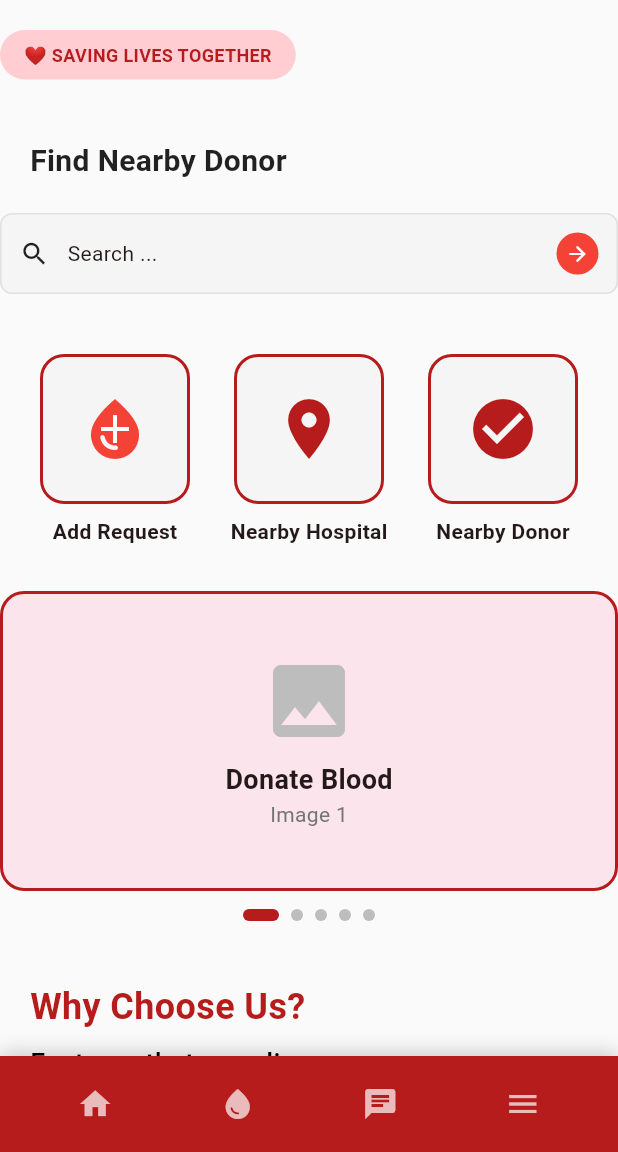
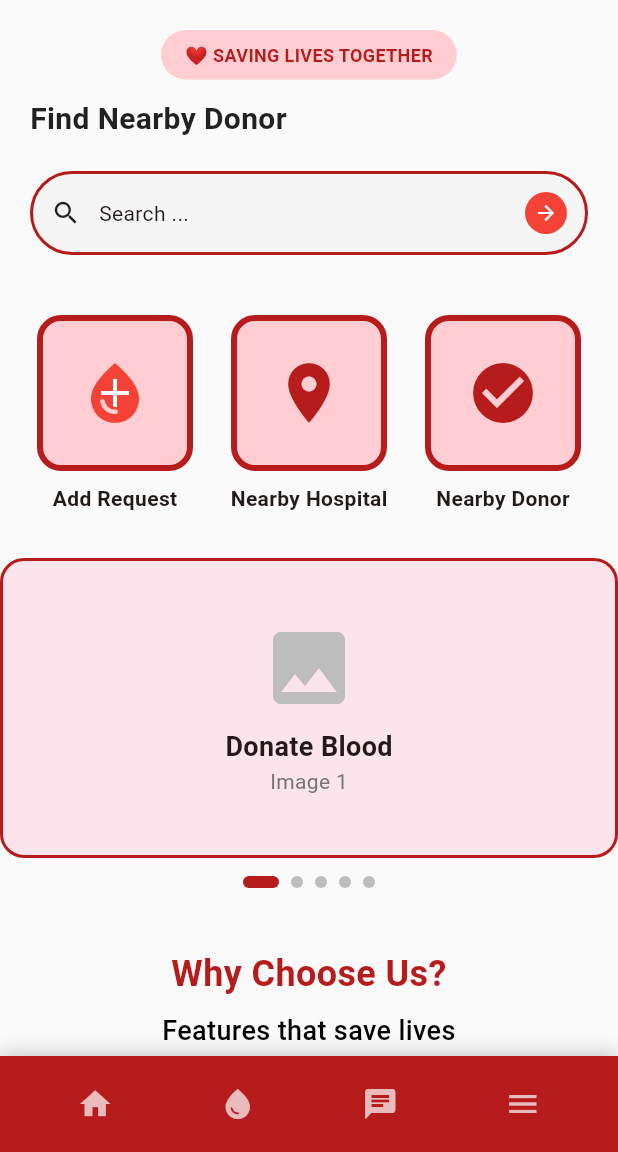
Before and after one commit to sanamobeen/blood-donation-FYP, a Flutter app: the screen it shows after launch, on a phone screen of 412 x 824 dp, the part 84-1236 px from its top. Run offline on Flutter 3.47's test engine with Material 3 defaults, Android fonts, the phone set to English and light mode, and no system bars.

Commit message:
Fix landing page

```diff
--- a/frontend/lib/landing_page.dart
+++ b/frontend/lib/landing_page.dart
@@ -158,8 +158,9 @@ class _LandingPageState extends State<LandingPage> {
   }
 
   Widget _savingLivesBadge() {
-    return Container(
-      margin: const EdgeInsets.only(top: 20),
+    return Center(
+      child: Container(
+        margin: const EdgeInsets.only(top: 20, bottom: 8),
         padding: const EdgeInsets.symmetric(horizontal: 16, vertical: 8),
         decoration: BoxDecoration(
           color: Colors.red.shade100,
@@ -173,17 +174,18 @@ class _LandingPageState extends State<LandingPage> {
             fontSize: 12,
           ),
         ),
+      ),
     );
   }
 
   Widget _findNearbyDonorCard(bool isDark, bool isSmall) {
     return Padding(
-      padding: const EdgeInsets.symmetric(horizontal: 0, vertical: 20),
+      padding: const EdgeInsets.only(left: 0, right: 0, top: 0, bottom: 20),
       child: Column(
         crossAxisAlignment: CrossAxisAlignment.start,
         children: [
           Padding(
-            padding: const EdgeInsets.all(20),
+            padding: const EdgeInsets.only(left: 20, right: 20, bottom: 20, top: 4),
             child: Text(
               "Find Nearby Donor",
               style: TextStyle(
@@ -194,13 +196,14 @@ class _LandingPageState extends State<LandingPage> {
             ),
           ),
           Container(
-            margin: const EdgeInsets.symmetric(horizontal: 0),
+            margin: const EdgeInsets.symmetric(horizontal: 20),
             padding: const EdgeInsets.all(12),
             decoration: BoxDecoration(
               color: isDark ? Colors.grey.shade700 : Colors.grey.shade100,
-              borderRadius: BorderRadius.circular(8),
+              borderRadius: BorderRadius.circular(30),
               border: Border.all(
-                color: isDark ? Colors.grey.shade600 : Colors.grey.shade300,
+                color: Colors.red.shade900,
+                width: 2,
               ),
             ),
             child: Row(
@@ -306,9 +309,9 @@ class _LandingPageState extends State<LandingPage> {
       child: Container(
         padding: const EdgeInsets.all(24),
         decoration: BoxDecoration(
-          color: Colors.grey.shade100,
+          color: Colors.red.shade100,
           borderRadius: BorderRadius.circular(16),
-          border: Border.all(color: Colors.red.shade900, width: 2),
+          border: Border.all(color: Colors.red.shade900, width: 4),
         ),
         child: icon is Widget ? icon : Icon(icon, size: 48, color: Colors.red.shade900),
       ),
@@ -437,7 +440,7 @@ class _LandingPageState extends State<LandingPage> {
     return Padding(
       padding: const EdgeInsets.all(20),
       child: Column(
-        crossAxisAlignment: CrossAxisAlignment.start,
+        crossAxisAlignment: CrossAxisAlignment.center,
         children: [
           Text(
             "Why Choose Us?",
@@ -446,6 +449,7 @@ class _LandingPageState extends State<LandingPage> {
               fontWeight: FontWeight.bold,
               color: Colors.red.shade900,
             ),
+            textAlign: TextAlign.center,
           ),
           const SizedBox(height: 8),
           const Text(
@@ -455,6 +459,7 @@ class _LandingPageState extends State<LandingPage> {
               fontWeight: FontWeight.w500,
               color: Colors.black,
             ),
+            textAlign: TextAlign.center,
           ),
           const SizedBox(height: 20),
           GridView.builder(
@@ -471,19 +476,19 @@ class _LandingPageState extends State<LandingPage> {
               final feature = features[index];
               final color = feature['color'] as Color;
               return Container(
-                padding: const EdgeInsets.all(12),
+                padding: const EdgeInsets.all(16),
                 decoration: BoxDecoration(
-                  color: isDark ? Colors.grey.shade800 : Colors.white,
-                  borderRadius: BorderRadius.circular(16),
+                  color: isDark ? Colors.grey.shade800 : Colors.red.shade50,
+                  borderRadius: BorderRadius.circular(20),
                   border: Border.all(
-                    color: color.withValues(alpha: 0.3),
-                    width: 2,
+                    color: color.withValues(alpha: 0.6),
+                    width: 3,
                   ),
                   boxShadow: [
                     BoxShadow(
-                      color: color.withValues(alpha: 0.1),
-                      blurRadius: 8,
-                      offset: const Offset(0, 4),
+                      color: color.withValues(alpha: 0.2),
+                      blurRadius: 12,
+                      offset: const Offset(0, 6),
                     ),
                   ],
                 ),
@@ -491,35 +496,40 @@ class _LandingPageState extends State<LandingPage> {
                   mainAxisAlignment: MainAxisAlignment.center,
                   children: [
                     Container(
-                      padding: const EdgeInsets.all(10),
+                      padding: const EdgeInsets.all(14),
                       decoration: BoxDecoration(
-                        color: color.withValues(alpha: 0.1),
+                        color: color.withValues(alpha: 0.15),
                         shape: BoxShape.circle,
+                        border: Border.all(
+                          color: color.withValues(alpha: 0.3),
+                          width: 2,
+                        ),
                       ),
                       child: Icon(
                         feature['icon'] as IconData,
                         color: color,
-                        size: 28,
+                        size: 36,
                       ),
                     ),
-                    const SizedBox(height: 8),
+                    const SizedBox(height: 12),
                     Text(
                       feature['title'] as String,
                       style: const TextStyle(
-                        fontSize: 13,
+                        fontSize: 14,
                         fontWeight: FontWeight.bold,
+                        color: Colors.black87,
                       ),
                       maxLines: 2,
                       overflow: TextOverflow.ellipsis,
                       textAlign: TextAlign.center,
                     ),
-                    const SizedBox(height: 4),
+                    const SizedBox(height: 6),
                     Text(
                       feature['description'] as String,
                       style: TextStyle(
-                        fontSize: 10,
+                        fontSize: 11,
                         fontWeight: FontWeight.w500,
-                        color: isDark ? Colors.grey.shade300 : Colors.black87,
+                        color: isDark ? Colors.grey.shade300 : Colors.grey.shade700,
                       ),
                       maxLines: 2,
                       overflow: TextOverflow.ellipsis,
```
Lines whose indentation alone changed are shown as unchanged.
